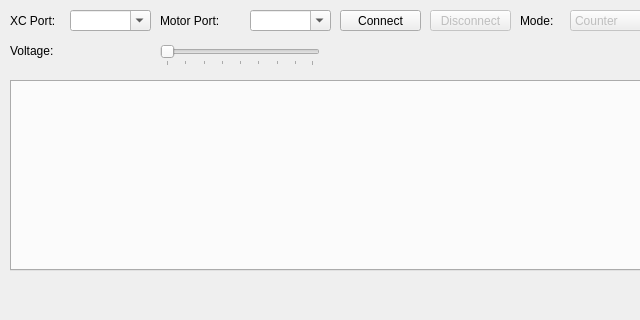
Before: the Qt Designer form mainwindow.ui in ahp-electronics/xc-gui, drawn with Qt 5; both pictures show x 0 to 640 and y 0 to 320 of the 929 by 600 pixel window.
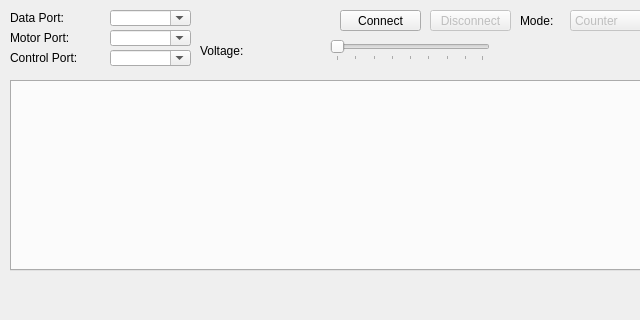
After: the same form once the commit is applied.

Patch:
```diff
--- a/mainwindow.ui
+++ b/mainwindow.ui
@@ -17,10 +17,10 @@
    <widget class="QComboBox" name="XCPort">
     <property name="geometry">
      <rect>
-      <x>70</x>
+      <x>110</x>
       <y>10</y>
       <width>81</width>
-      <height>21</height>
+      <height>16</height>
      </rect>
     </property>
     <property name="editable">
@@ -32,12 +32,12 @@
      <rect>
       <x>10</x>
       <y>10</y>
-      <width>61</width>
-      <height>21</height>
+      <width>91</width>
+      <height>16</height>
      </rect>
     </property>
     <property name="text">
-     <string>XC Port:</string>
+     <string>Data Port:</string>
     </property>
    </widget>
    <widget class="QPushButton" name="Connect">
@@ -192,10 +192,10 @@
    <widget class="QLabel" name="label_6">
     <property name="geometry">
      <rect>
-      <x>160</x>
-      <y>10</y>
-      <width>81</width>
-      <height>21</height>
+      <x>10</x>
+      <y>30</y>
+      <width>91</width>
+      <height>16</height>
      </rect>
     </property>
     <property name="text">
@@ -205,10 +205,10 @@
    <widget class="QComboBox" name="MotorPort">
     <property name="geometry">
      <rect>
-      <x>250</x>
-      <y>10</y>
+      <x>110</x>
+      <y>30</y>
       <width>81</width>
-      <height>21</height>
+      <height>16</height>
      </rect>
     </property>
     <property name="editable">
@@ -218,8 +218,8 @@
    <widget class="QSlider" name="Voltage">
     <property name="geometry">
      <rect>
-      <x>160</x>
-      <y>45</y>
+      <x>330</x>
+      <y>40</y>
       <width>160</width>
       <height>21</height>
      </rect>
@@ -240,7 +240,7 @@
    <widget class="QLabel" name="voltageLabel">
     <property name="geometry">
      <rect>
-      <x>10</x>
+      <x>200</x>
       <y>40</y>
       <width>131</width>
       <height>21</height>
@@ -250,6 +250,32 @@
      <string>Voltage:</string>
     </property>
    </widget>
+   <widget class="QLabel" name="label_7">
+    <property name="geometry">
+     <rect>
+      <x>10</x>
+      <y>50</y>
+      <width>91</width>
+      <height>16</height>
+     </rect>
+    </property>
+    <property name="text">
+     <string>Control Port:</string>
+    </property>
+   </widget>
+   <widget class="QComboBox" name="ControlPort">
+    <property name="geometry">
+     <rect>
+      <x>110</x>
+      <y>50</y>
+      <width>81</width>
+      <height>16</height>
+     </rect>
+    </property>
+    <property name="editable">
+     <bool>true</bool>
+    </property>
+   </widget>
   </widget>
   <widget class="QMenuBar" name="menubar">
    <property name="geometry">
```
